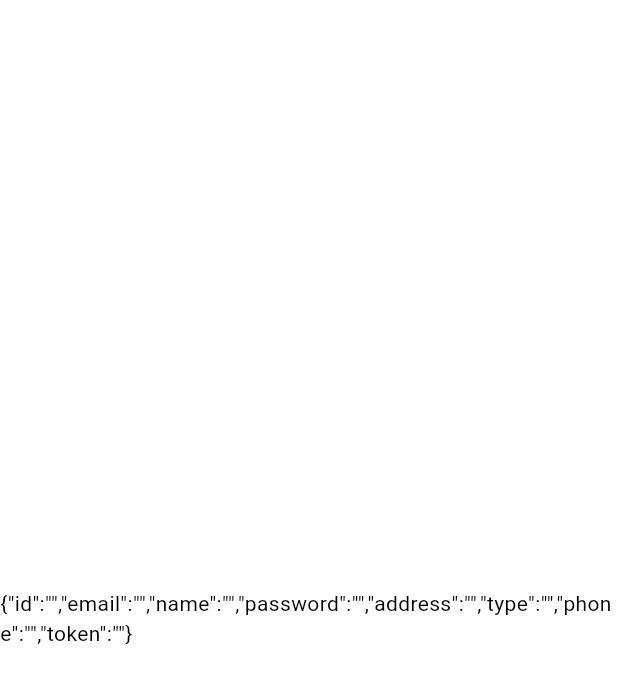
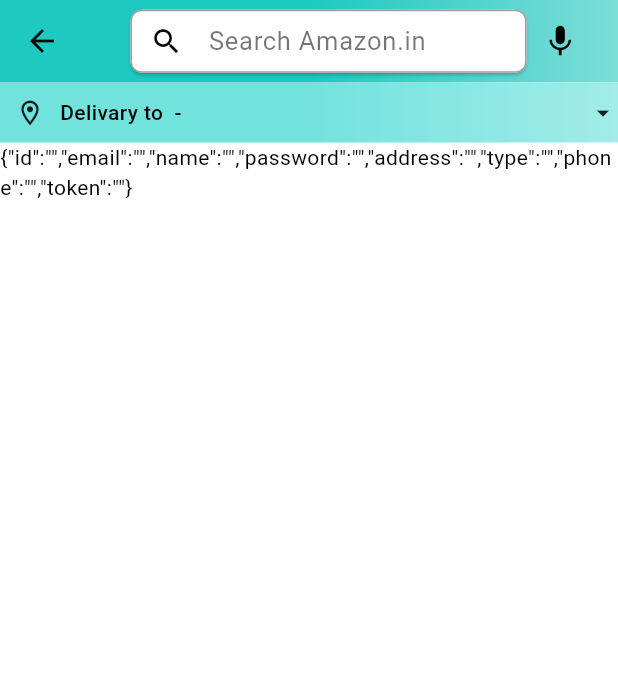
Before and after one commit to praveshmahaur/Ecommerce-Application, a Flutter app: the HomeScreen screen opened by its route, on a phone screen of 412 x 824 dp. Shown: the top 684 px of the screen. Run offline on Flutter 3.47's test engine with Material 3 defaults, Android fonts, the phone set to English and light mode, and no system bars; our stand-ins replace badges, shared_preferences; accounts and stored records are empty.

Commit message:
design homeScreen appbar/addressbox/categories

```diff
--- a/lib/features/auth/home/screens/home_screen.dart
+++ b/lib/features/auth/home/screens/home_screen.dart
@@ -1,3 +1,5 @@
+import 'package:ecommerce_application/constants/global_colors.dart';
+import 'package:ecommerce_application/features/auth/home/widgets/address_box.dart';
 import 'package:ecommerce_application/providers/user_provider.dart';
 import 'package:flutter/material.dart';
 import 'package:provider/provider.dart';
@@ -16,10 +18,64 @@ class _HomeScreenState extends State<HomeScreen> {
     final user = Provider.of<UserProvider>(context).user;
 
     return Scaffold(
-      body:
-      Center(child: Text(
-        user.toJson(),
-        ),),
+      appBar: PreferredSize(
+        preferredSize: const Size.fromHeight(55),
+        child: AppBar(
+              flexibleSpace: Container(
+                decoration:
+                    const BoxDecoration(gradient: GlobalColors.appBarGradient),
+              ),
+              title: Row(
+                mainAxisAlignment: MainAxisAlignment.spaceBetween,
+                children: [
+                  Expanded(
+                    child: Container(
+                      height: 42,
+                      margin: const EdgeInsets.only(left: 15),
+                      child: Material(
+                        borderRadius: BorderRadius.circular(8),
+                        elevation: 1,
+                        child: TextFormField(
+                          decoration: InputDecoration(
+                            prefixIcon: InkWell(
+                              onTap: (){},
+                              child: Icon(Icons.search, color: Colors.black,size: 22,),
+                            ),
+                            filled: true,
+                            fillColor: Colors.white,
+                            contentPadding: const EdgeInsets.only(top: 10),
+                            border: const OutlineInputBorder(
+                              borderRadius: BorderRadius.all(Radius.circular(7)),
+                              borderSide: BorderSide.none,
+                            ),
+                            enabledBorder: const OutlineInputBorder(
+                              borderRadius: BorderRadius.all(Radius.circular(7)),
+                              borderSide: BorderSide(color: Colors.black38, width: 1),
+                            ),
+                            hintText: 'Search Amazon.in',
+                            hintStyle: const TextStyle(fontWeight: FontWeight.w400,fontSize: 17, color: Colors.black54)
+                          ),
+                        ),
+                      ),
+                    ),
+                  ),
+                  Container(
+                    color: Colors.transparent,
+                    height: 42,
+                    margin: const EdgeInsets.symmetric(horizontal: 10),
+                    child: const Icon(Icons.mic, size: 25,),
+                  )
+                ],
+              ),
+            ),
+      ),
+      body:Column(
+        children: [
+          const AddressBox(),
+          Text(user.toJson())
+        ],
+      )
+
     );
   }
 }
--- /dev/null
+++ b/lib/features/auth/home/widgets/address_box.dart
@@ -0,0 +1,48 @@
+import 'package:ecommerce_application/providers/user_provider.dart';
+import 'package:flutter/material.dart';
+import 'package:provider/provider.dart';
+
+class AddressBox extends StatelessWidget {
+  const AddressBox({super.key});
+
+  @override
+  Widget build(BuildContext context) {
+    final user = Provider.of<UserProvider>(context).user;
+    return Container(
+      height: 40,
+      decoration: const BoxDecoration(
+          gradient: LinearGradient(colors: [
+        Color.fromARGB(255, 114, 226, 221),
+        Color.fromARGB(255, 162, 236, 233)
+      ], stops: [
+        0.5,
+        1.0
+      ])),
+      padding: const EdgeInsets.only(left: 10),
+      child: Row(
+        children: [
+          const Icon(
+            Icons.location_on_outlined,
+            size: 20,
+          ),
+          Expanded(
+              child: Padding(
+            padding: const EdgeInsets.only(left: 10),
+            child: Text(
+              'Delivary to ${user.name} - ${user.address}',
+              style: const TextStyle(fontWeight: FontWeight.w500),
+              overflow: TextOverflow.ellipsis,
+            ),
+          )),
+          const Padding(
+            padding: EdgeInsets.only(left: 5),
+            child: Icon(
+              Icons.arrow_drop_down_outlined,
+              size: 20,
+            ),
+          )
+        ],
+      ),
+    );
+  }
+}
```
Also changed, not shown: lib/features/auth/home/widgets/top_categories.dart (added).
